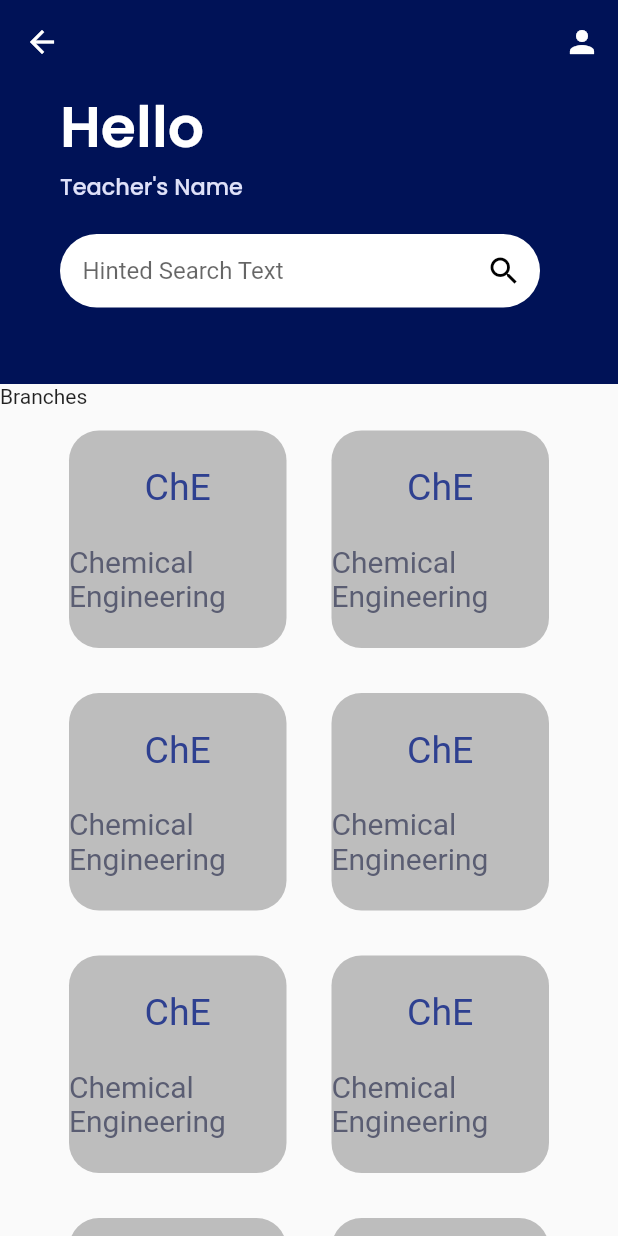
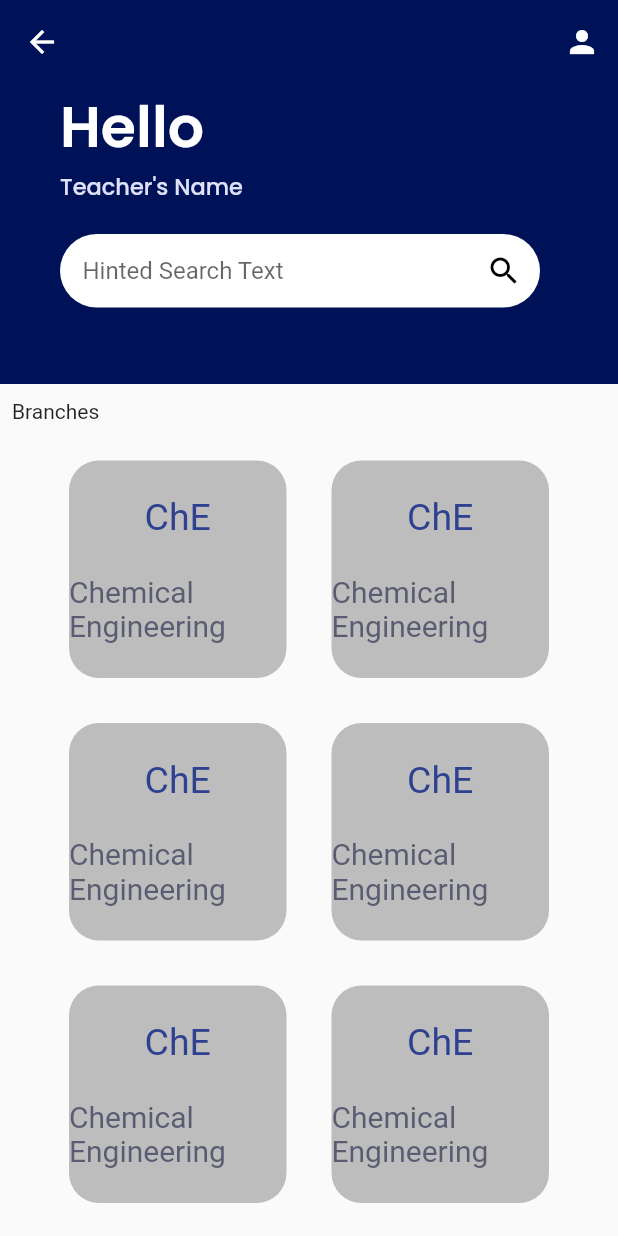
Before and after one commit to EnigmaTasks/SMS, a Flutter app: the screen it shows after launch, on a phone screen of 412 x 824 dp. Run offline on Flutter 3.47's test engine with Material 2 defaults, Android fonts, the phone set to English and light mode, and no system bars; our stand-ins replace google_fonts.

Commit message:
added heading

```diff
--- a/lib/Pages/home.dart
+++ b/lib/Pages/home.dart
@@ -103,14 +103,49 @@ class _HomePageState extends State<HomePage> {
               ),
             ),
             navId == 0
-                ? Row(
-                    children: [
-                      Text("Branches"),
-                    ],
+                ? const Padding(
+                    padding: EdgeInsets.all(8.0),
+                    child: Row(
+                      mainAxisAlignment: MainAxisAlignment.start,
+                      children: [
+                        SizedBox(
+                          height: 20,
+                          child: Center(
+                            child: Text("Branches"),
+                          ),
+                        ),
+                      ],
+                    ),
                   )
                 : navId == 1
-                    ? Text("Years")
-                    : Text("data"),
+                    ? const Padding(
+                        padding: EdgeInsets.all(8.0),
+                        child: Row(
+                          mainAxisAlignment: MainAxisAlignment.start,
+                          children: [
+                            SizedBox(
+                              height: 20,
+                              child: Center(
+                                child: Text("Year"),
+                              ),
+                            ),
+                          ],
+                        ),
+                      )
+                    : const Padding(
+                        padding: EdgeInsets.all(8.0),
+                        child: Row(
+                          mainAxisAlignment: MainAxisAlignment.start,
+                          children: [
+                            SizedBox(
+                              height: 20,
+                              child: Center(
+                                child: Text("Student List"),
+                              ),
+                            ),
+                          ],
+                        ),
+                      ),
             //Body
             SizedBox(
               // color: Colors.greenAccent,
```
